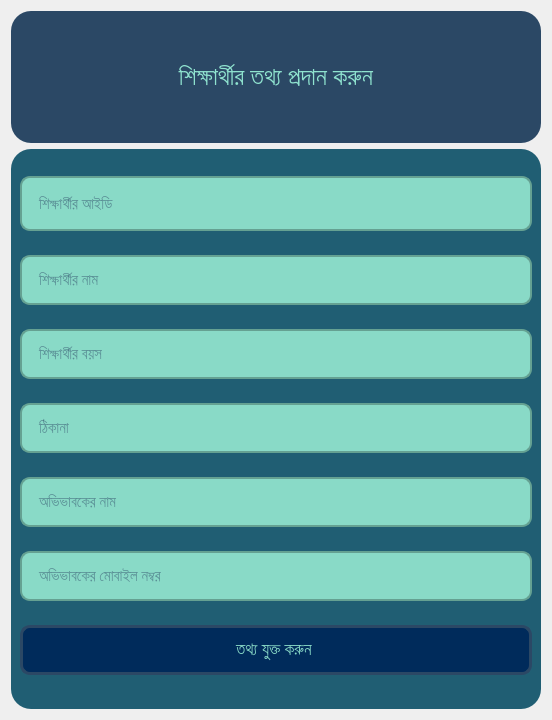
The window that EmPower/Teacher/Frontend/PyQt_UI/add_new_student.ui (ahmedfahad04/SPL-2) describes before a commit, drawn with Qt 5.
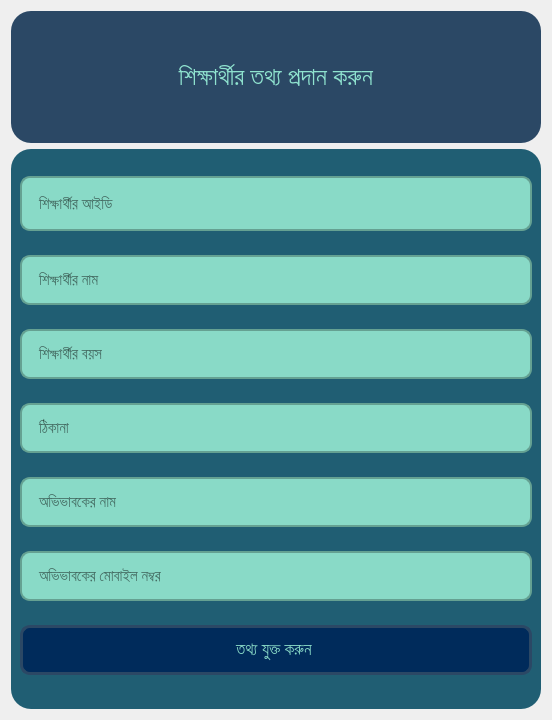
The same window after the commit.

Patch:
```diff
--- a/EmPower/Teacher/Frontend/PyQt_UI/add_new_student.ui
+++ b/EmPower/Teacher/Frontend/PyQt_UI/add_new_student.ui
@@ -92,8 +92,10 @@
         </property>
         <property name="font">
          <font>
-          <family>Hind Siliguri Medium</family>
+          <family>Kalpurush</family>
           <pointsize>11</pointsize>
+          <weight>50</weight>
+          <bold>false</bold>
          </font>
         </property>
         <property name="styleSheet">
@@ -101,7 +103,7 @@
 border: 2px solid rgb(101, 161, 146);
 padding-left: 15px;
 border-radius: 10px;
-color: rgb(43, 72, 101);</string>
+color: black;</string>
         </property>
         <property name="text">
          <string/>
@@ -121,7 +123,7 @@
         </property>
         <property name="font">
          <font>
-          <family>Hind Siliguri Medium</family>
+          <family>Kalpurush</family>
           <pointsize>11</pointsize>
           <weight>50</weight>
           <bold>false</bold>
@@ -132,7 +134,7 @@
 border: 2px solid rgb(101, 161, 146);
 padding-left: 15px;
 border-radius: 10px;
-color: rgb(43, 72, 101);</string>
+color: black;</string>
         </property>
         <property name="placeholderText">
          <string>শিক্ষার্থীর নাম </string>
@@ -149,7 +151,7 @@
         </property>
         <property name="font">
          <font>
-          <family>Hind Siliguri Medium</family>
+          <family>Kalpurush</family>
           <pointsize>11</pointsize>
           <weight>50</weight>
           <bold>false</bold>
@@ -160,7 +162,7 @@
 border: 2px solid rgb(101, 161, 146);
 padding-left: 15px;
 border-radius: 10px;
-color: rgb(43, 72, 101);</string>
+color: black;</string>
         </property>
         <property name="placeholderText">
          <string>শিক্ষার্থীর বয়স</string>
@@ -177,7 +179,7 @@
         </property>
         <property name="font">
          <font>
-          <family>Hind Siliguri Medium</family>
+          <family>Kalpurush</family>
           <pointsize>11</pointsize>
          </font>
         </property>
@@ -186,7 +188,7 @@
 border: 2px solid rgb(101, 161, 146);
 padding-left: 15px;
 border-radius: 10px;
-color: rgb(43, 72, 101);</string>
+color: black;</string>
         </property>
         <property name="placeholderText">
          <string>ঠিকানা</string>
@@ -203,7 +205,7 @@
         </property>
         <property name="font">
          <font>
-          <family>Hind Siliguri Medium</family>
+          <family>Kalpurush</family>
           <pointsize>11</pointsize>
          </font>
         </property>
@@ -212,7 +214,7 @@
 border: 2px solid rgb(101, 161, 146);
 padding-left: 15px;
 border-radius: 10px;
-color: rgb(43, 72, 101);</string>
+color: black;</string>
         </property>
         <property name="placeholderText">
          <string>অভিভাবকের নাম</string>
@@ -229,7 +231,7 @@
         </property>
         <property name="font">
          <font>
-          <family>Hind Siliguri Medium</family>
+          <family>Kalpurush</family>
           <pointsize>11</pointsize>
          </font>
         </property>
@@ -238,7 +240,7 @@
 border: 2px solid rgb(101, 161, 146);
 padding-left: 15px;
 border-radius: 10px;
-color: rgb(43, 72, 101);</string>
+color: black;</string>
         </property>
         <property name="placeholderText">
          <string>অভিভাবকের মোবাইল নম্বর</string>
```
